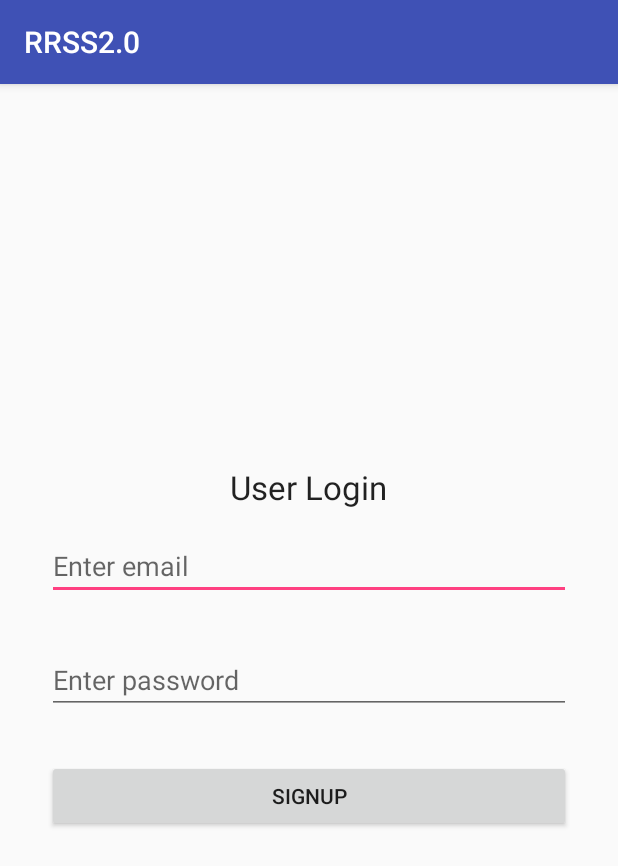
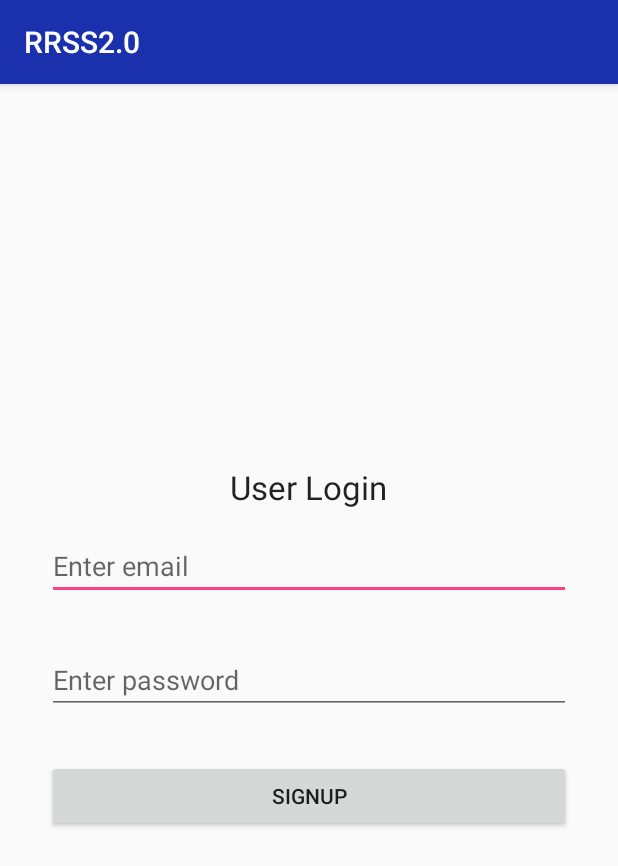
Before and after one commit to rafaeldavid20/RRSS2.0, an Android app: the screen it shows after launch (LoginActivity), on a phone screen of 412 x 824 dp. Shown: the top 866 px of the screen. Run offline under Robolectric (Android 15) with nearby library versions, the phone set to English and light mode, and no system bars; our stand-ins replace Firebase (no records; nobody signed in at launch, a user with empty details on screens opened directly); 1 statement that could not run was skipped.

Commit message:
3/11/2017

```diff
--- a/app/src/main/java/com/example/rafae/rrss20/LoginActivity.java
+++ b/app/src/main/java/com/example/rafae/rrss20/LoginActivity.java
@@ -61,7 +61,8 @@ public class LoginActivity extends AppCompatActivity implements View.OnClickList
         String password  = editTextPassword.getText().toString().trim();
 
 
-        //checking if email and passwords are empty
+        //checking if email and pass
+        // words are empty
         if(TextUtils.isEmpty(email)){
             Toast.makeText(this,"Please enter email",Toast.LENGTH_LONG).show();
             return;
--- a/app/src/main/java/com/example/rafae/rrss20/ProfileTabActivity.java
+++ b/app/src/main/java/com/example/rafae/rrss20/ProfileTabActivity.java
@@ -43,10 +43,16 @@ public class ProfileTabActivity extends AppCompatActivity implements View.OnClic
     static DatabaseReference mRootRef = FirebaseDatabase.getInstance().getReference();
     static DatabaseReference mConditionRefmotor = mRootRef.child("motor");
     static DatabaseReference mConditionRefdoors = mRootRef.child("doors");
+    static DatabaseReference mConditionRefuser = mRootRef.child("user").child("user");
+    static DatabaseReference mConditionRefmodelo = mRootRef.child("user").child("modelo");
+    static DatabaseReference mConditionRefplaca = mRootRef.child("user").child("placa");
 
 
     private static TextView tvmotor;
     private static TextView tvdoors;
+    private static TextView tvuser;
+    private static TextView tvmodelo;
+    private static TextView tvplaca;
 
     @Override
     protected void onCreate(Bundle savedInstanceState) {
@@ -139,11 +145,21 @@ public class ProfileTabActivity extends AppCompatActivity implements View.OnClic
                                  Bundle savedInstanceState) {
             View rootView = inflater.inflate(R.layout.fragment_1, container, false);
             ImageButton button2 = (ImageButton) rootView.findViewById(R.id.imageButton2);
+            ImageButton buttonBt = (ImageButton) rootView.findViewById(R.id.imageButton3);
+
             button2.setOnClickListener(new View.OnClickListener() {
                 @Override
                 public void onClick(View v) {
 
                     startActivity(new Intent(getActivity(), MapsActivity.class));
+                }
+            });
+
+            buttonBt.setOnClickListener(new View.OnClickListener() {
+                @Override
+                public void onClick(View v) {
+
+                    startActivity(new Intent(getActivity(), BluetoothMode.class));
                 }
             });
 
@@ -153,7 +169,48 @@ public class ProfileTabActivity extends AppCompatActivity implements View.OnClic
             Button buttonClose = (Button) rootView.findViewById(R.id.buttonClose);
             tvmotor = (TextView) rootView.findViewById(R.id.textViewMotor);
             tvdoors = (TextView) rootView.findViewById(R.id.textViewPuertas);
+            tvuser = (TextView) rootView.findViewById(R.id.textViewNombre);
+            tvmodelo = (TextView) rootView.findViewById(R.id.textViewModelo);
+            tvplaca = (TextView) rootView.findViewById(R.id.textViewPlaca);
 
+            mConditionRefuser.addValueEventListener(new ValueEventListener() {
+                @Override
+                public void onDataChange(DataSnapshot dataSnapshot) {
+                    String fuser = dataSnapshot.getValue(String.class);
+                    tvuser.setText(fuser);
+                }
+
+                @Override
+                public void onCancelled(DatabaseError databaseError) {
+
+                }
+            });
+
+            mConditionRefmodelo.addValueEventListener(new ValueEventListener() {
+                @Override
+                public void onDataChange(DataSnapshot dataSnapshot) {
+                    String fmodelo = dataSnapshot.getValue(String.class);
+                    tvmodelo.setText(fmodelo);
+                }
+
+                @Override
+                public void onCancelled(DatabaseError databaseError) {
+
+                }
+            });
+
+            mConditionRefplaca.addValueEventListener(new ValueEventListener() {
+                @Override
+                public void onDataChange(DataSnapshot dataSnapshot) {
+                    String fplaca = dataSnapshot.getValue(String.class);
+                    tvplaca.setText(fplaca);
+                }
+
+                @Override
+                public void onCancelled(DatabaseError databaseError) {
+
+                }
+            });
 
             mConditionRefmotor.addValueEventListener(new ValueEventListener() {
                 @Override
--- a/app/src/main/res/values/colors.xml
+++ b/app/src/main/res/values/colors.xml
@@ -1,6 +1,6 @@
 <?xml version="1.0" encoding="utf-8"?>
 <resources>
-    <color name="colorPrimary">#3F51B5</color>
+    <color name="colorPrimary">#1b30ad</color>
     <color name="colorPrimaryDark">#303F9F</color>
     <color name="colorAccent">#FF4081</color>
 </resources>
```
Also changed, not shown: app/src/main/AndroidManifest.xml (+4 -4 lines), app/src/main/java/com/example/rafae/rrss20/BluetoothMode.java (added, +13 -0 lines), app/src/main/res/layout/activity_bluetooth_mode.xml (added, +117 -0 lines), app/src/main/res/layout/activity_main.xml (deleted, +0 -28 lines), app/src/main/res/drawable-hdpi/bluetooth_mode.png (added), app/src/main/res/drawable-ldpi/bluetooth_mode.png (added), app/src/main/res/drawable-mdpi/bluetooth_mode.png (added), app/src/main/res/drawable-xhdpi/bluetooth_mode.png (added), app/src/main/res/drawable-xxhdpi/bluetooth_mode.png (added), app/src/main/res/drawable-xxxhdpi/bluetooth_mode.png (added).
